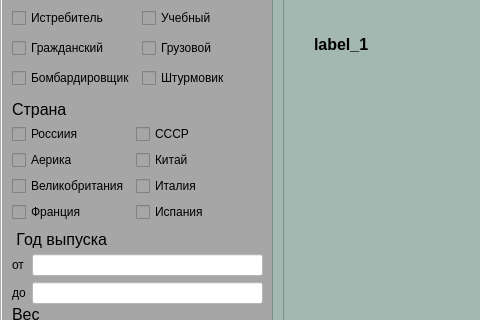
Qt form ui_design_V_0_4.ui (MrParkour/AeroFinder) before a commit; both pictures show x 0 to 480 and y 122 to 442 of the 1157 by 848 pixel window.
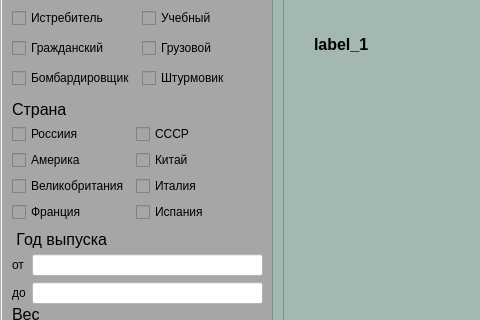
The same form after that commit.

Commit message: Aerika changin on Amerika

```diff
--- a/ui_design_V_0_4.ui
+++ b/ui_design_V_0_4.ui
@@ -2595,7 +2595,7 @@
          <item row="1" column="0">
           <widget class="QCheckBox" name="checkBox_77">
            <property name="text">
-            <string>Аерика</string>
+            <string>Америка</string>
            </property>
           </widget>
          </item>
```
